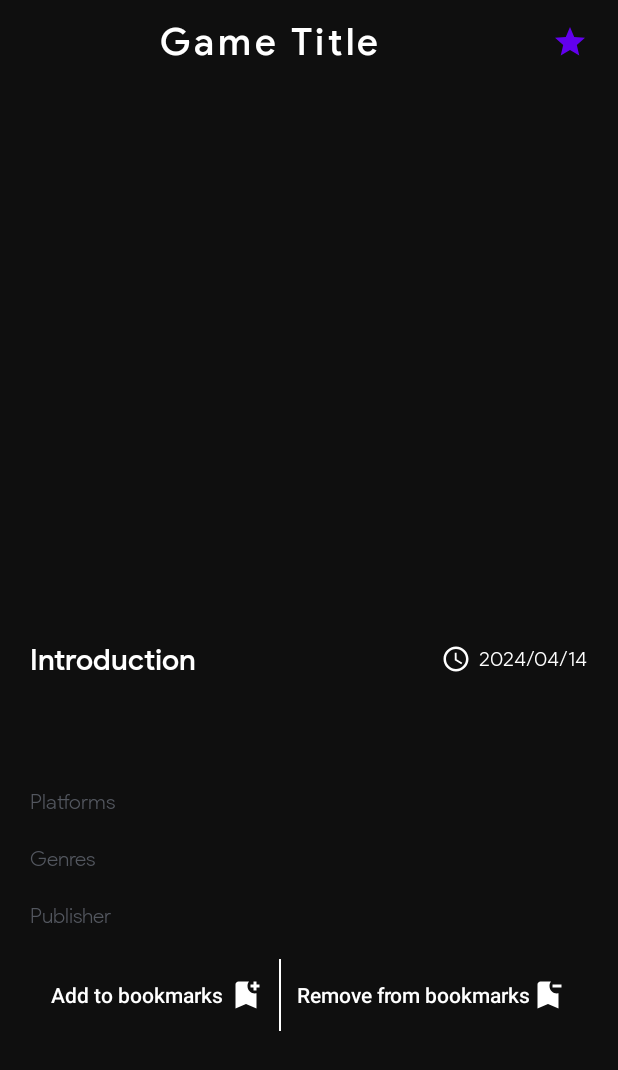
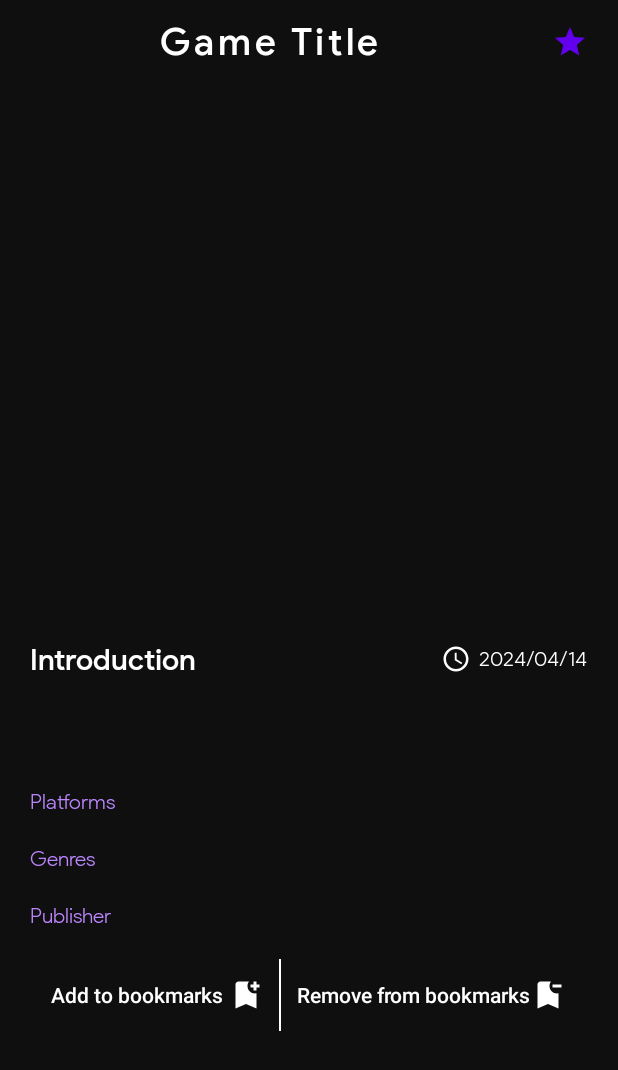
Before and after one commit to RedMercury0/MyGameList, an Android app: the PreviewGameActivity screen opened directly, with no data from a screen before it, on a phone screen of 412 x 824 dp. Shown: the top 1070 px of the screen. Run offline under Robolectric (Android 15) with nearby library versions, the phone set to English and light mode, and no system bars; our stand-ins replace Firebase (no records; nobody signed in at launch, a user with empty details on screens opened directly), Picasso; network calls fail; pictures from the network do not load; 12 statements that could not run were skipped.

Commit message:
updating preview game layout

```diff
--- a/app/src/main/res/layout/preview_game.xml
+++ b/app/src/main/res/layout/preview_game.xml
@@ -249,7 +249,7 @@
                     android:layout_marginBottom="10dp"
                     android:layout_marginLeft="20dp"
                     android:layout_marginRight="20dp"
-                    android:textColor="@color/textcolorGrey"
+                    android:textColor="@color/purple_200"
                     android:layout_width="match_parent"
                     android:layout_height="wrap_content"/>
                 <TextView
@@ -260,7 +260,7 @@
                     android:layout_marginBottom="10dp"
                     android:layout_marginLeft="20dp"
                     android:layout_marginRight="20dp"
-                    android:textColor="@color/textcolorGrey"
+                    android:textColor="@color/purple_200"
                     android:layout_width="match_parent"
                     android:layout_height="wrap_content"/>
                 <TextView
@@ -271,7 +271,7 @@
                     android:layout_marginBottom="10dp"
                     android:layout_marginLeft="20dp"
                     android:layout_marginRight="20dp"
-                    android:textColor="@color/textcolorGrey"
+                    android:textColor="@color/purple_200"
                     android:layout_width="match_parent"
                     android:layout_height="wrap_content"/>
 
```
